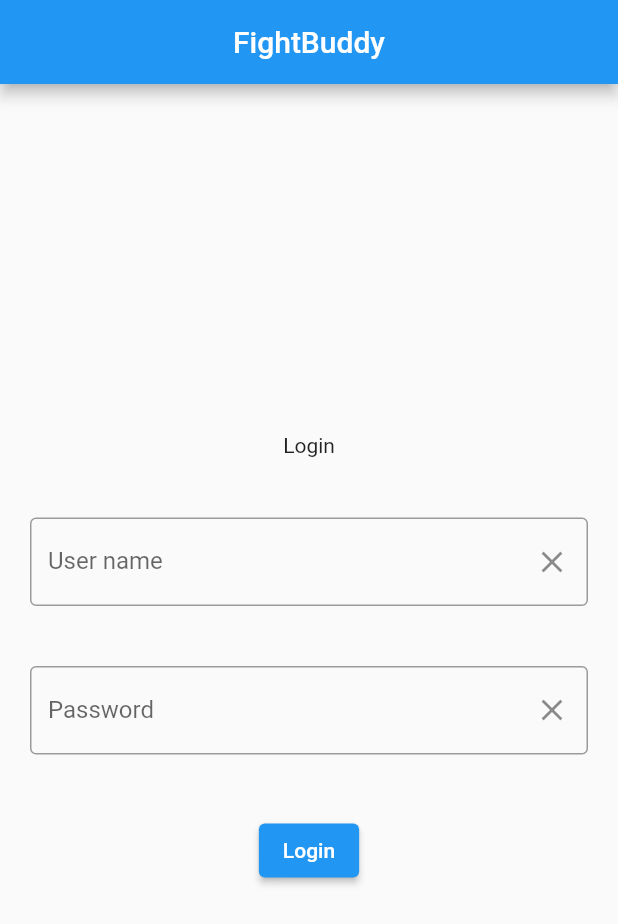
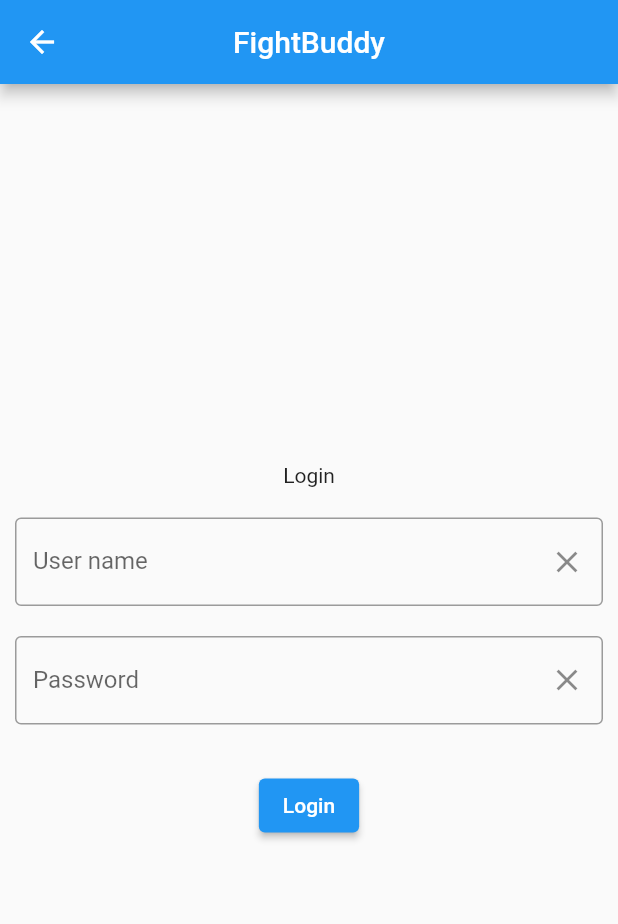
Before and after one commit to Linusvall/FightBuddy, a Flutter app: the screen it shows after launch, after a tap on "Login", on a phone screen of 412 x 824 dp. Shown: the top 924 px of the screen. Run offline on Flutter 3.47's test engine with Material 2 defaults, Android fonts, the phone set to English and light mode, and no system bars; missing offline and left inert: mysql1.

Commit message:
Test med olika sidor
Lade till testsidor för "login" och  "register"

```diff
--- /dev/null
+++ b/FightBuddy/lib/login.dart
@@ -0,0 +1,102 @@
+import 'package:flutter/material.dart';
+import 'sqltest.dart';
+
+void main() {
+
+  runApp(MyApp());
+}
+
+class MyApp extends StatelessWidget {
+  @override
+  Widget build(BuildContext context) {
+    return MaterialApp(
+      home: LoginPage(),
+    );
+  }
+}
+
+class LoginPage extends StatefulWidget {
+  const LoginPage({Key? key}) : super(key: key);
+
+  @override
+  _LoginPageState createState() => _LoginPageState();
+
+}
+
+class _LoginPageState extends State<LoginPage>{
+
+  final _nameController = TextEditingController();
+  final _passController = TextEditingController();
+
+  String userName = '';
+  String password = '';
+
+   @override
+  Widget build(BuildContext context) {
+    return Scaffold(
+      appBar:  AppBar(
+        title: const Text('FightBuddy'),
+        centerTitle: true
+      ),
+      body: Center(
+        child: Column(
+          mainAxisAlignment: MainAxisAlignment.center,
+          children: [
+            const Padding(
+              padding: EdgeInsets.all(10),
+              child: Text('Login'),
+            ),
+               Padding(
+                padding: EdgeInsets.all(10),
+                child: TextField(
+                controller: _nameController,
+                decoration: InputDecoration(
+                  border: OutlineInputBorder(),
+                  labelText: 'User name',
+                  suffixIcon: IconButton(
+                onPressed: () {
+                  _nameController.clear();
+                },
+                icon: const Icon(Icons.clear),
+              )
+                )
+                          ),
+              ),
+           Padding(
+              padding: EdgeInsets.all(10),
+              child:  TextField(
+              controller: _passController,
+              obscureText: true,
+              decoration: InputDecoration(
+               border: OutlineInputBorder(),
+              labelText: 'Password',
+              suffixIcon: IconButton(
+                onPressed: () {
+                  _passController.clear();
+                },
+                icon: const Icon(Icons.clear),
+              )
+              ),
+                      ),
+            ),
+            Padding(
+              padding: const EdgeInsets.all(20),
+              child: ElevatedButton(
+                child: const Text('Login'),
+                onPressed: () {
+                  setState(() {
+                  userName = _nameController.text;
+                  password = _passController.text;
+                  sqlLogin(userName, password);
+                  });
+
+                },
+              ),
+            ),
+          ],
+        ),
+      ),
+    );
+  }
+
+}
--- a/FightBuddy/lib/main.dart
+++ b/FightBuddy/lib/main.dart
@@ -1,5 +1,7 @@
 import 'package:flutter/material.dart';
-import 'sqltest.dart';
+import 'register.dart';
+import 'login.dart';
+
 
 void main() {
 
@@ -10,93 +12,50 @@ class MyApp extends StatelessWidget {
   @override
   Widget build(BuildContext context) {
     return MaterialApp(
-      home: HomePage(),
+      home: WelcomePage(),
     );
   }
 }
 
-class HomePage extends StatefulWidget {
-  const HomePage({Key? key}) : super(key: key);
+class WelcomePage extends StatelessWidget{
+  const WelcomePage({super.key});
 
   @override
-  _HomePageState createState() => _HomePageState();
-
-}
-
-class _HomePageState extends State<HomePage>{
-
-  final _nameController = TextEditingController();
-  final _passController = TextEditingController();
-
-  String userName = '';
-  String password = '';
-
-   @override
-  Widget build(BuildContext context) {
+  Widget build(BuildContext context){
     return Scaffold(
       appBar:  AppBar(
         title: const Text('FightBuddy'),
         centerTitle: true
       ),
-      body: Center(
-        child: Column(
-          mainAxisAlignment: MainAxisAlignment.center,
-          children: [
-            const Padding(
-              padding: EdgeInsets.all(20),
-              child: Text('Login'),
-            ),
-               Padding(
-                padding: EdgeInsets.all(20),
-                child: TextField(
-                controller: _nameController,
-                decoration: InputDecoration(
-                  border: OutlineInputBorder(),
-                  labelText: 'User name',
-                  suffixIcon: IconButton(
-                onPressed: () {
-                  _nameController.clear();
-                },
-                icon: const Icon(Icons.clear),
-              )
-                )
-                          ),
-              ),
-           Padding(
-              padding: EdgeInsets.all(20),
-              child:  TextField(
-              controller: _passController,
-              obscureText: true,
-              decoration: InputDecoration(
-               border: OutlineInputBorder(),
-              labelText: 'Password',
-              suffixIcon: IconButton(
-                onPressed: () {
-                  _passController.clear();
-                },
-                icon: const Icon(Icons.clear),
-              )
-              ),
-                      ),
-            ),
-            Padding(
-              padding: const EdgeInsets.all(20),
-              child: ElevatedButton(
+    body: Center(
+      child: Column(
+         mainAxisAlignment: MainAxisAlignment.center,
+      children: [
+          ElevatedButton(
+            child: const Text('Register'),
+            onPressed: () {
+              //gå till register
+          Navigator.push(
+          context,
+          MaterialPageRoute(builder: (context) => const RegisterPage()),
+            );
+            },
+          ),
+              ElevatedButton(
                 child: const Text('Login'),
                 onPressed: () {
-                  setState(() {
-                  userName = _nameController.text;
-                  password = _passController.text;
-                  sqlInsert(userName, password);
-                  });
+                  //gå till login
+              Navigator.push(
+              context,
+              MaterialPageRoute(builder: (context) => const LoginPage()),
+            );
 
                 },
               ),
-            ),
-          ],
-        ),
-      ),
+
+
+
+    ],)),
     );
   }
-
 }
--- a/FightBuddy/lib/sqltest.dart
+++ b/FightBuddy/lib/sqltest.dart
@@ -15,7 +15,7 @@ void main() {
     db: 'aifboxning_se_db_4'
       ));
 
-    Results results = await connection.query('SELECT * FROM users WHERE username = "$userName" AND password = "PASSWORD($password)"');
+    Results results = await connection.query('SELECT * FROM users WHERE username = "$userName" AND password = "$password"');
    // for (var row in results) {
     //   pass = ('${row[1]}');
    // }s
```
Also changed, not shown: FightBuddy/lib/register.dart (added, +119 -0 lines).
